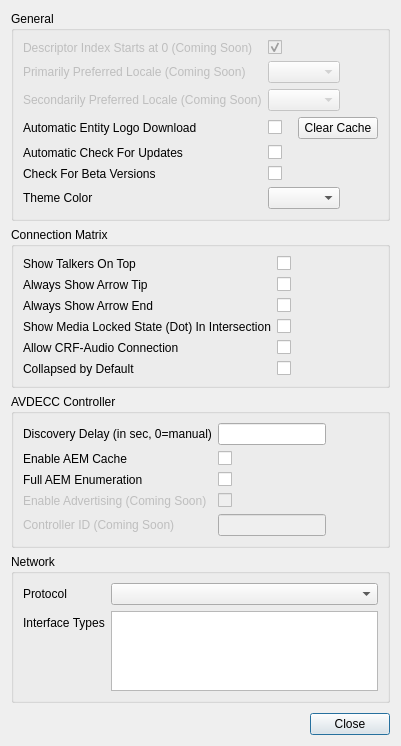
christophe-calmejane/Hive, file src/settingsDialog.ui: the form before one commit.
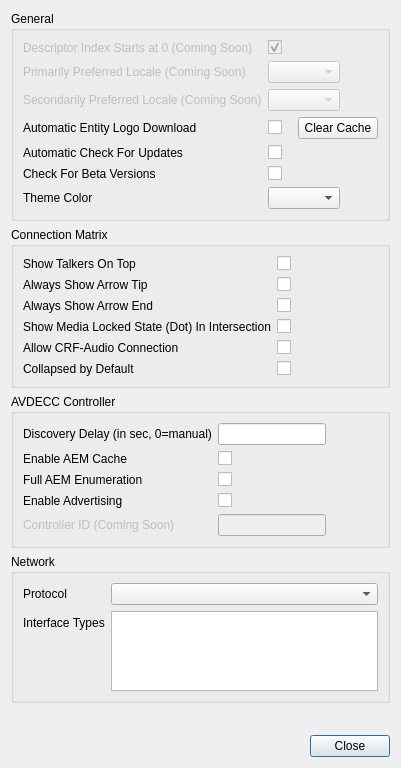
The form after the commit. Custom widgets are drawn as their Qt base class.

Patch:
```diff
--- a/src/settingsDialog.ui
+++ b/src/settingsDialog.ui
@@ -7,7 +7,7 @@
     <x>0</x>
     <y>0</y>
     <width>383</width>
-    <height>746</height>
+    <height>768</height>
    </rect>
   </property>
   <property name="sizePolicy">
@@ -252,17 +252,17 @@
       <item row="3" column="0">
        <widget class="QLabel" name="enableAdvertisingLabel">
         <property name="enabled">
-         <bool>false</bool>
+         <bool>true</bool>
         </property>
         <property name="text">
-         <string>Enable Advertising (Coming Soon)</string>
+         <string>Enable Advertising</string>
         </property>
        </widget>
       </item>
       <item row="3" column="1">
        <widget class="QCheckBox" name="enableAdvertisingCheckBox">
         <property name="enabled">
-         <bool>false</bool>
+         <bool>true</bool>
         </property>
        </widget>
       </item>
```
